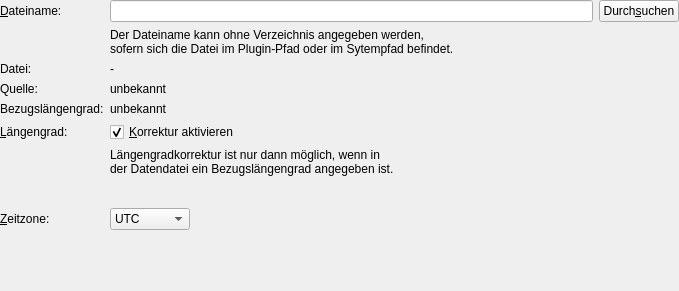
Before: the Qt Designer form src/plugins/info/sunset/SunsetPluginSettingsPane.ui in startkladde/startkladde, drawn with Qt 5.
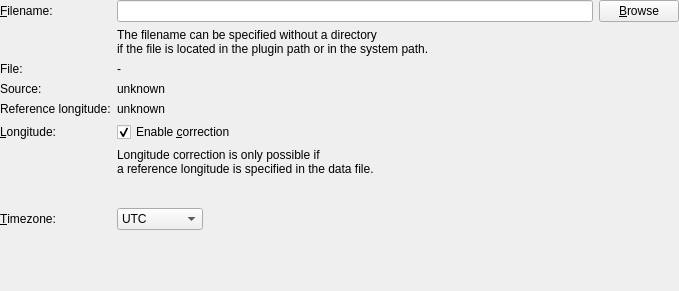
After: the same form once the commit is applied. Custom widgets are drawn as their Qt base class.

```diff
--- a/src/plugins/info/sunset/SunsetPluginSettingsPane.ui
+++ b/src/plugins/info/sunset/SunsetPluginSettingsPane.ui
@@ -25,7 +25,7 @@
      <item row="0" column="0">
       <widget class="QLabel" name="nameLabel">
        <property name="text">
-        <string>&amp;Dateiname:</string>
+        <string>&amp;Filename:</string>
        </property>
        <property name="buddy">
         <cstring>filenameInput</cstring>
@@ -45,7 +45,7 @@
        <item>
         <widget class="QPushButton" name="findFileButton">
          <property name="text">
-          <string>Durch&amp;suchen</string>
+          <string>&amp;Browse</string>
          </property>
         </widget>
        </item>
@@ -54,8 +54,8 @@
      <item row="1" column="1">
       <widget class="QLabel" name="label">
        <property name="text">
-        <string>Der Dateiname kann ohne Verzeichnis angegeben werden,
-sofern sich die Datei im Plugin-Pfad oder im Sytempfad befindet.</string>
+        <string>The filename can be specified without a directory
+if the file is located in the plugin path or in the system path.</string>
        </property>
        <property name="wordWrap">
         <bool>false</bool>
@@ -65,7 +65,7 @@
      <item row="2" column="0">
       <widget class="QLabel" name="label_2">
        <property name="text">
-        <string>Datei:</string>
+        <string>File:</string>
        </property>
       </widget>
      </item>
@@ -82,7 +82,7 @@
      <item row="3" column="0">
       <widget class="QLabel" name="label_6">
        <property name="text">
-        <string>Quelle:</string>
+        <string>Source:</string>
        </property>
       </widget>
      </item>
@@ -92,14 +92,14 @@
         <string>Die Quelle für die Daten laut Datendatei</string>
        </property>
        <property name="text">
-        <string>unbekannt</string>
+        <string>unknown</string>
        </property>
       </widget>
      </item>
      <item row="4" column="0">
       <widget class="QLabel" name="label_3">
        <property name="text">
-        <string>Bezugslängengrad:</string>
+        <string>Reference longitude:</string>
        </property>
       </widget>
      </item>
@@ -109,14 +109,14 @@
         <string>Der Längengrad, für den die Zeiten der Datei gelten</string>
        </property>
        <property name="text">
-        <string>unbekannt</string>
+        <string>unknown</string>
        </property>
       </widget>
      </item>
      <item row="5" column="0">
       <widget class="QLabel" name="longitudeLabel">
        <property name="text">
-        <string>&amp;Längengrad:</string>
+        <string>&amp;Longitude:</string>
        </property>
        <property name="buddy">
         <cstring>longitudeInput</cstring>
@@ -129,7 +129,7 @@
         <string>Korrektur der Sonnenuntergangszeiten für den tatsächlichen Längengrad</string>
        </property>
        <property name="text">
-        <string>&amp;Korrektur aktivieren</string>
+        <string>Enable &amp;correction</string>
        </property>
        <property name="checked">
         <bool>true</bool>
@@ -139,8 +139,8 @@
      <item row="6" column="1">
       <widget class="SkLabel" name="referenceLongitudeNoteLabel">
        <property name="text">
-        <string>Längengradkorrektur ist nur dann möglich, wenn in
-der Datendatei ein Bezugslängengrad angegeben ist.</string>
+        <string>Longitude correction is only possible if
+a reference longitude is specified in the data file.</string>
        </property>
       </widget>
      </item>
@@ -183,7 +183,7 @@
      <item row="8" column="0">
       <widget class="QLabel" name="timeZoneLabel">
        <property name="text">
-        <string>&amp;Zeitzone:</string>
+        <string>&amp;Timezone:</string>
        </property>
        <property name="buddy">
         <cstring>timeZoneInput</cstring>
@@ -207,7 +207,7 @@
          </item>
          <item>
           <property name="text">
-           <string>Lokalzeit</string>
+           <string>Local time</string>
           </property>
          </item>
         </widget>
@@ -246,17 +246,17 @@
  </widget>
  <layoutdefault spacing="6" margin="11"/>
  <customwidgets>
+  <customwidget>
+   <class>SkLabel</class>
+   <extends>QLabel</extends>
+   <header>src/gui/widgets/SkLabel.h</header>
+  </customwidget>
   <customwidget>
    <class>LongitudeInput</class>
    <extends>QWidget</extends>
    <header>src/gui/widgets/LongitudeInput.h</header>
    <container>1</container>
   </customwidget>
-  <customwidget>
-   <class>SkLabel</class>
-   <extends>QLabel</extends>
-   <header>src/gui/widgets/SkLabel.h</header>
-  </customwidget>
  </customwidgets>
  <tabstops>
   <tabstop>filenameInput</tabstop>
```
